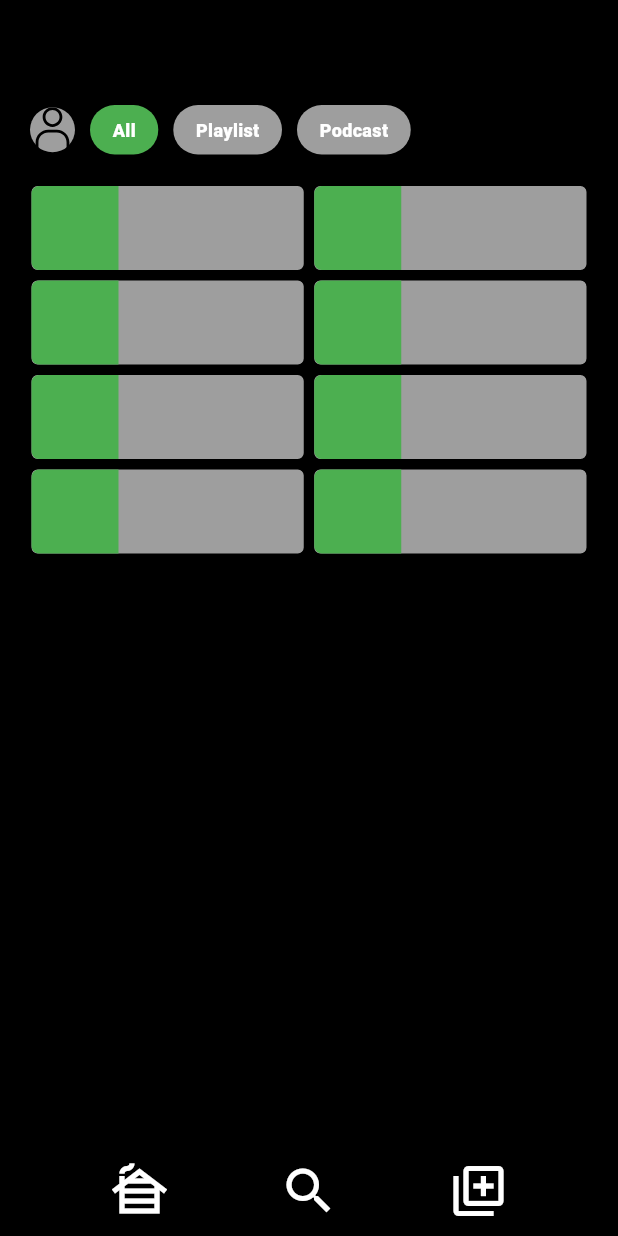
After one commit to RezenBoy/spotify_clone, a Flutter app: the screen it shows after launch, on a phone screen of 412 x 824 dp. The commit adds this screen. Run offline on Flutter 3.47's test engine with Material 3 defaults, Android fonts, the phone set to English and light mode, and no system bars; our stand-ins replace flutter_svg.

Commit message:
simranjeet singh

```diff
--- a/lib/main.dart
+++ b/lib/main.dart
@@ -1,5 +1,6 @@
 import 'package:flutter/material.dart';
 import 'package:flutter/services.dart';
+import 'package:spotify_clone/screens/home/home.dart';
 import 'package:spotify_clone/screens/login_screen/presentation/landing_page.dart';
 import 'package:spotify_clone/screens/new_account/presentation/email_input.dart';
 import 'package:spotify_clone/screens/new_account/presentation/gender_input.dart';
@@ -21,10 +22,11 @@ class MyApp extends StatelessWidget {
     return const MaterialApp(
       debugShowCheckedModeBanner: false,
       // home: LandingPage(),
+      home: HomePage(),
       // home: EmailInput(),
       // home: PasswordInput(),
       // home : GenderInput(),
-      home : UserAgreement(),
+      // home : UserAgreement(),
     );
   }
 }
--- /dev/null
+++ b/lib/screens/home/home.dart
@@ -0,0 +1,101 @@
+import 'package:flutter/material.dart';
+import 'package:flutter_svg/flutter_svg.dart';
+import 'package:spotify_clone/shared/app_image.dart';
+import 'package:spotify_clone/shared/common_card.dart';
+import 'package:spotify_clone/shared/common_tile.dart';
+
+class HomePage extends StatelessWidget {
+  const HomePage({super.key});
+
+  @override
+  Widget build(BuildContext context) {
+    return Scaffold(
+      backgroundColor: Colors.black,
+      bottomNavigationBar: Container(
+        height: 60,
+        color: Colors.transparent,
+        child: Row(
+          mainAxisAlignment: MainAxisAlignment.spaceEvenly,
+          children: [
+            Icon(
+              Icons.cabin,
+              color: Colors.white,
+              size: 40,
+            ),
+            Icon(
+              Icons.search,
+              color: Colors.white,
+              size: 40,
+            ),
+            Icon(
+              Icons.my_library_add_outlined,
+              color: Colors.white,
+              size: 40,
+            )
+          ],
+        ),
+      ),
+      body: SafeArea(
+        minimum: EdgeInsets.only(top: 50),
+        child: Padding(
+          padding: EdgeInsets.symmetric(vertical: 20, horizontal: 20),
+          child: Column(
+            crossAxisAlignment: CrossAxisAlignment.start,
+            children: [
+              Row(
+                children: [
+                  Container(
+                      height: 30,
+                      width: 30,
+                      decoration: BoxDecoration(
+                        color: Colors.grey,
+                        borderRadius: BorderRadius.circular(50),
+                      ),
+                      child: SvgPicture.asset(
+                        getSvgImagePath(AppSvgImages.userIcon),height: 20,
+                        fit: BoxFit.fill,
+                      )),
+                  SizedBox(
+                    width: 10,
+                  ),
+                  CommonCard(
+                    tittle: "All",
+                    isSelected: true,
+                  ),
+                  SizedBox(
+                    width: 10,
+                  ),
+                  CommonCard(tittle: "Playlist"),
+                  SizedBox(
+                    width: 10,
+                  ),
+                  CommonCard(tittle: "Podcast"),
+                ],
+              ),
+              SizedBox(
+                height: 20,
+              ),
+              Flexible(
+                child: ListView.builder(
+                    shrinkWrap: true,
+                    physics: NeverScrollableScrollPhysics(),
+                    itemCount: 4,
+                    itemBuilder: (context, index) {
+                      return Row(
+                        children: [
+                          CommonTile(),
+                          SizedBox(
+                            width: 5,
+                          ),
+                          CommonTile(),
+                        ],
+                      );
+                    }),
+              ),
+            ],
+          ),
+        ),
+      ),
+    );
+  }
+}
--- a/lib/screens/login_screen/presentation/landing_page.dart
+++ b/lib/screens/login_screen/presentation/landing_page.dart
@@ -31,7 +31,7 @@ class LandingPage extends StatelessWidget {
                 height: 200,
               ),
               SvgPicture.asset(
-                getSvgImagePath(AppSvgImages.appleIcon),
+                getSvgImagePath(AppSvgImages.appLogo),
                 color: Colors.white,
                 height: 70,
               ),
--- a/lib/shared/app_image.dart
+++ b/lib/shared/app_image.dart
@@ -3,6 +3,7 @@ enum AppSvgImages {
   appleIcon,
   facebookIcon,
   googleIcon,
+  userIcon,
 }
 
 enum AppPngImages {
@@ -20,6 +21,8 @@ String getSvgImagePath(AppSvgImages svgImage) {
       return 'assets/svg/facebook_icon.svg';
     case AppSvgImages.googleIcon:
       return 'assets/svg/google_icon.svg';
+      case AppSvgImages.userIcon:
+    return 'assets/svg/user_icon.svg';
     default:
       return '';
   }
--- a/lib/shared/app_text_style.dart
+++ b/lib/shared/app_text_style.dart
@@ -4,6 +4,7 @@ enum AppTextStyle {
   heading1,
   heading2,
   primaryText,
+  subPrimaryText,
   bodyText,
   subheading1,
 }
@@ -28,6 +29,11 @@ TextStyle getTextStyle(
           color: color ?? Colors.white,
           fontWeight: fontWeight ?? FontWeight.w900,
           fontSize: 14);
+    case AppTextStyle.subPrimaryText:
+      return TextStyle(
+          color: color ?? Colors.white,
+          fontWeight: fontWeight ?? FontWeight.w900,
+          fontSize: 12);
     case AppTextStyle.bodyText:
       return TextStyle(
         fontSize: 16,
--- /dev/null
+++ b/lib/shared/common_card.dart
@@ -0,0 +1,20 @@
+import 'package:flutter/material.dart';
+import 'package:spotify_clone/shared/app_text_style.dart';
+
+class CommonCard extends StatelessWidget {
+  final String tittle;
+  bool isSelected;
+
+  CommonCard({super.key, required this.tittle, this.isSelected = false});
+
+  @override
+  Widget build(BuildContext context) {
+    return Container(
+      padding: const EdgeInsets.symmetric(vertical: 8, horizontal: 15),
+      decoration: BoxDecoration(
+          color: isSelected ? Colors.green : Colors.grey,
+          borderRadius: BorderRadius.circular(30)),
+      child: Text(tittle,style: getTextStyle(AppTextStyle.subPrimaryText),),
+    );
+  }
+}
--- /dev/null
+++ b/lib/shared/common_tile.dart
@@ -0,0 +1,34 @@
+import 'package:flutter/material.dart';
+
+class CommonTile extends StatelessWidget {
+  const CommonTile({super.key});
+
+  @override
+  Widget build(BuildContext context) {
+    return Flexible(
+      flex: 1,
+      child: Container(
+        margin: EdgeInsets.only(bottom: 5),
+        height: 58,
+        decoration: BoxDecoration(
+          color: Colors.grey,
+            border: Border.all(),
+            borderRadius: BorderRadius.circular(5)),
+        child: Row(
+          children: [
+            Container(
+
+              height: 58,
+              width: 58,
+              decoration: BoxDecoration(
+                  color: Colors.green,
+                  borderRadius: BorderRadius.only(
+                      topLeft: Radius.circular(5),
+                      bottomLeft: Radius.circular(5))),
+            )
+          ],
+        ),
+      ),
+    );
+  }
+}
```
Also changed, not shown: assets/svg/user_icon.svg (added).
